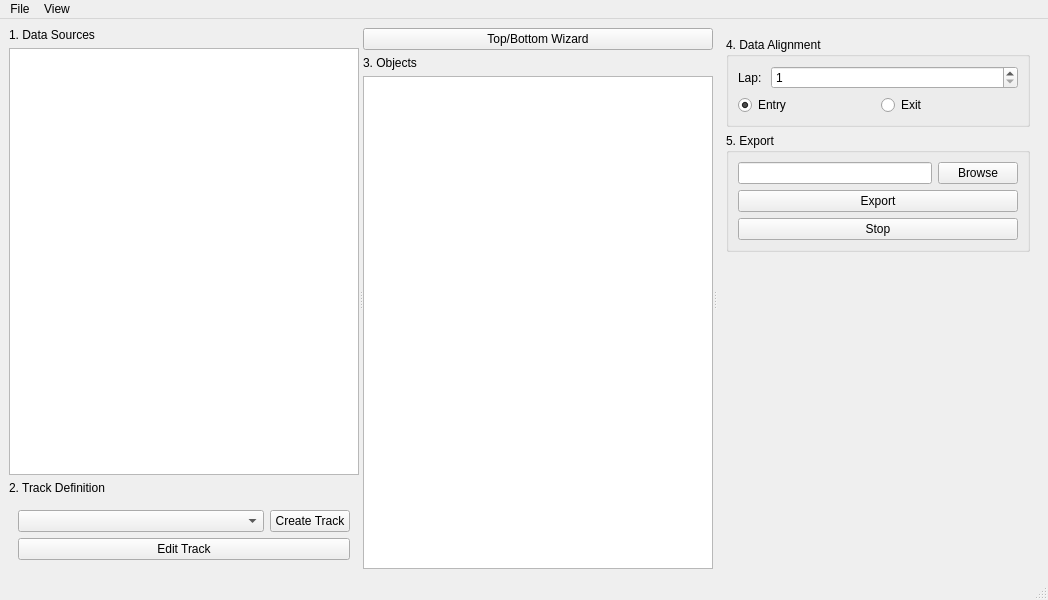
First picture: the form in apps/ui/projectwindow.ui, repository hankedan000/gopro-overlay, before the edit.
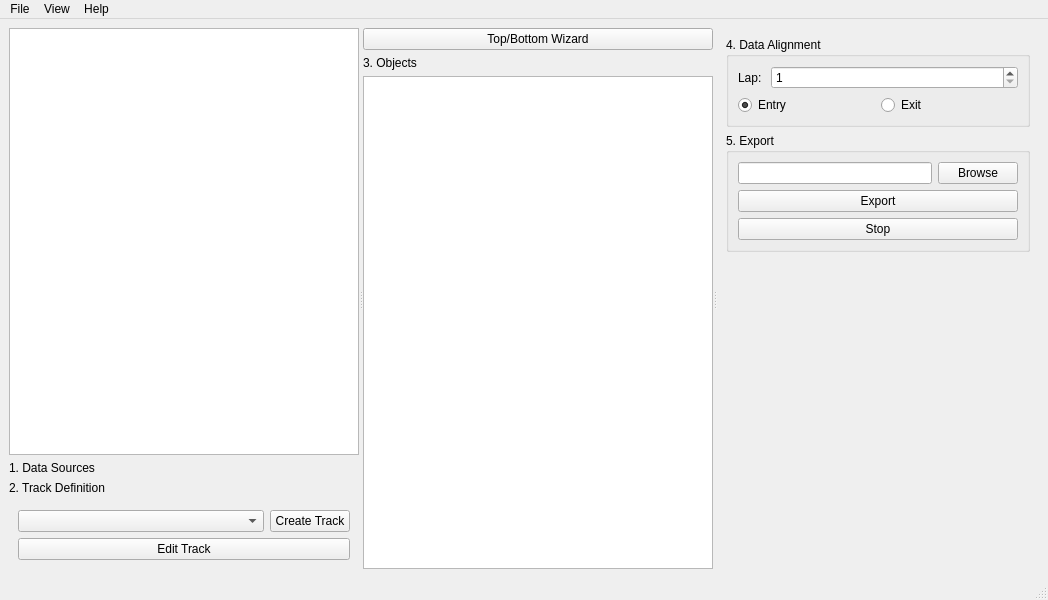
Second picture: the form after the edit.

```diff
--- a/apps/ui/projectwindow.ui
+++ b/apps/ui/projectwindow.ui
@@ -22,6 +22,9 @@
       </property>
       <widget class="QWidget" name="verticalLayoutWidget">
        <layout class="QVBoxLayout" name="verticalLayout">
+        <item>
+         <widget class="QTableView" name="tableDataSources"/>
+        </item>
         <item>
          <widget class="QLabel" name="label">
           <property name="text">
@@ -29,9 +32,6 @@
           </property>
          </widget>
         </item>
-        <item>
-         <widget class="QTableView" name="tableDataSources"/>
-        </item>
         <item>
          <widget class="QLabel" name="label_3">
           <property name="text">
@@ -256,8 +256,15 @@
     <addaction name="actionShow_Render_Preview"/>
     <addaction name="menuPreview_Resolution"/>
    </widget>
+   <widget class="QMenu" name="menuHelp">
+    <property name="title">
+     <string>Help</string>
+    </property>
+    <addaction name="actionAbout"/>
+   </widget>
    <addaction name="menuFile"/>
    <addaction name="menuView"/>
+   <addaction name="menuHelp"/>
   </widget>
   <widget class="QStatusBar" name="statusbar"/>
   <action name="actionSave_Project">
```
Left out of the diff: 17 changed lines with no effect on the pictures.
